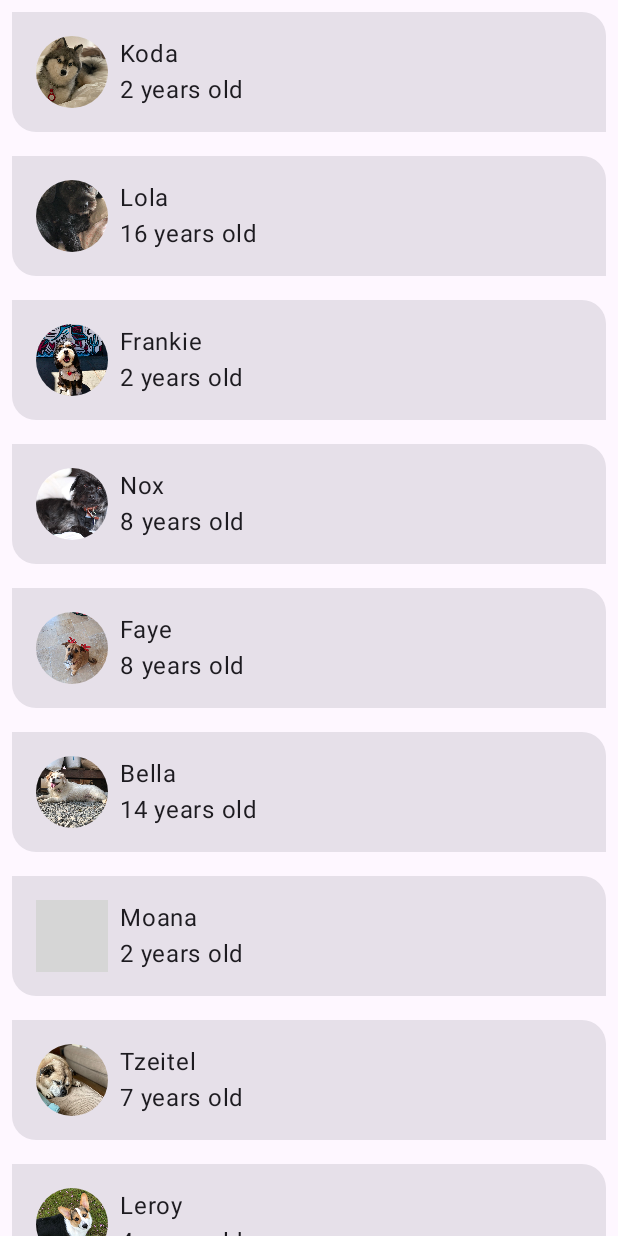
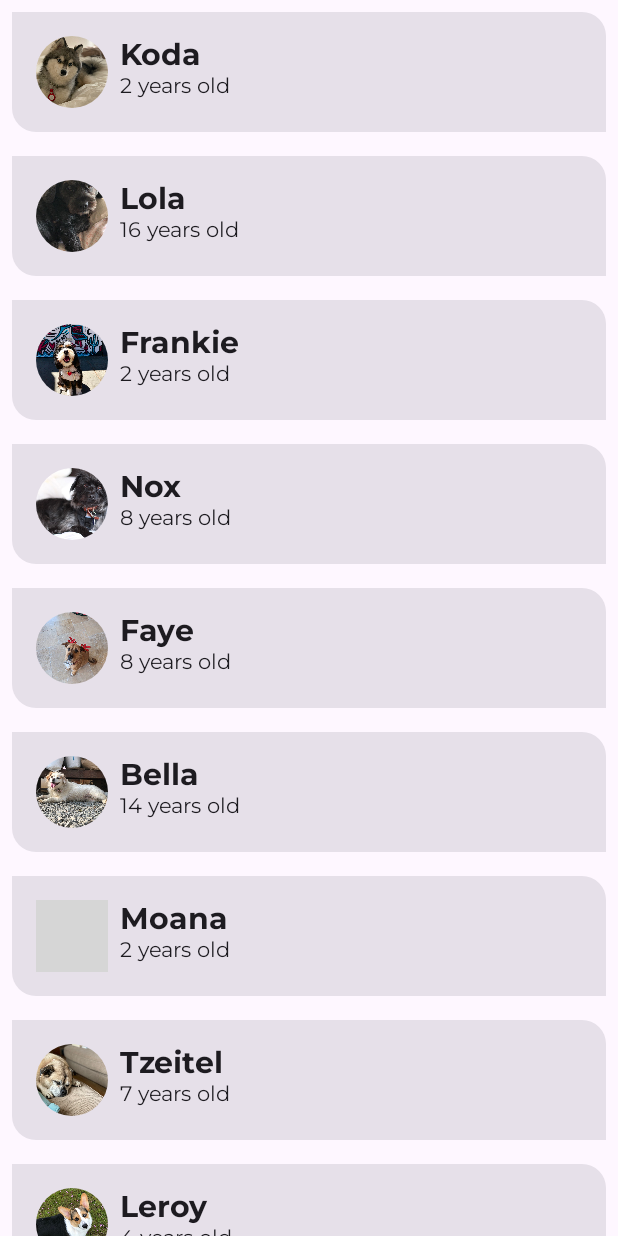
Before and after one commit to CheoR/woof, an Android app built with Jetpack Compose: the screen it shows after launch (MainActivity), on a phone screen of 412 x 824 dp. Run offline under Robolectric (Android 15) with nearby library versions, the phone set to English and light mode, and no system bars; grey boxes are pictures that could not be loaded.

Commit message:
style: include new font types

```diff
--- a/app/src/main/java/com/example/woof/MainActivity.kt
+++ b/app/src/main/java/com/example/woof/MainActivity.kt
@@ -63,10 +63,12 @@ fun DogInformation(
     Column(modifier = modifier) {
         Text(
             text = stringResource(dogName),
+            style = MaterialTheme.typography.displayMedium,
             modifier = Modifier.padding(top = dimensionResource(id = R.dimen.padding_small))
         )
         Text(
             text = stringResource(R.string.years_old, dogAge),
+            style = MaterialTheme.typography.bodyLarge,
         )
     }
 }
--- a/app/src/main/java/com/example/woof/ui/theme/Theme.kt
+++ b/app/src/main/java/com/example/woof/ui/theme/Theme.kt
@@ -108,8 +108,8 @@ fun WoofTheme(
 
     MaterialTheme(
         colorScheme = colorScheme,
-        shapes = Shapes,
-        typography = Typography,
+        shapes = Shapes, // from Shape.kt
+        typography = Typography, // from Type.kt
         content = content
     )
 }
--- a/app/src/main/java/com/example/woof/ui/theme/Type.kt
+++ b/app/src/main/java/com/example/woof/ui/theme/Type.kt
@@ -1,7 +1,45 @@
 package com.example.woof.ui.theme
 
 import androidx.compose.material3.Typography
+import androidx.compose.ui.text.font.Font
+import androidx.compose.ui.text.font.FontFamily
+import com.example.woof.R
+import androidx.compose.ui.text.font.FontWeight
+import androidx.compose.ui.text.TextStyle
+import androidx.compose.ui.unit.sp
+
+val AbrilFatface = FontFamily(
+    Font(R.font.abril_fatface_regular)
+)
+
+val Montserrat = FontFamily(
+    Font(R.font.montserrat_regular),
+    // Even though the bold version of the font file,
+    // Compose doesn't know that the file is bold, so explicitly link the file
+    // to FontWeight.Bold.
+    Font(R.font.montserrat_bold, FontWeight.Bold)
+)
 
 // Set of Material typography styles to start with
 val Typography = Typography(
+    displayLarge = TextStyle(
+        fontFamily = AbrilFatface,
+        fontWeight = FontWeight.Normal,
+        fontSize = 36.sp
+    ),
+    displayMedium = TextStyle(
+        fontFamily = Montserrat,
+        fontWeight = FontWeight.Bold,
+        fontSize = 20.sp
+    ),
+    labelSmall = TextStyle(
+        fontFamily = Montserrat,
+        fontWeight = FontWeight.Bold,
+        fontSize = 14.sp
+    ),
+    bodyLarge = TextStyle(
+        fontFamily = Montserrat,
+        fontWeight = FontWeight.Normal,
+        fontSize = 14.sp
+    )
 )
```
